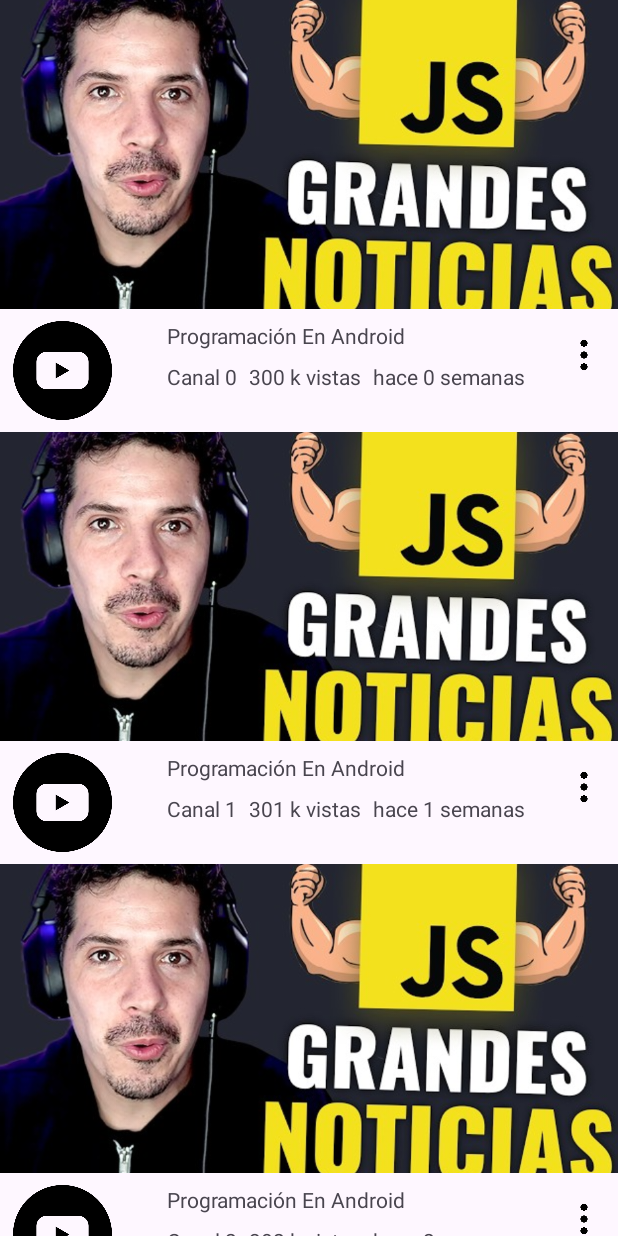
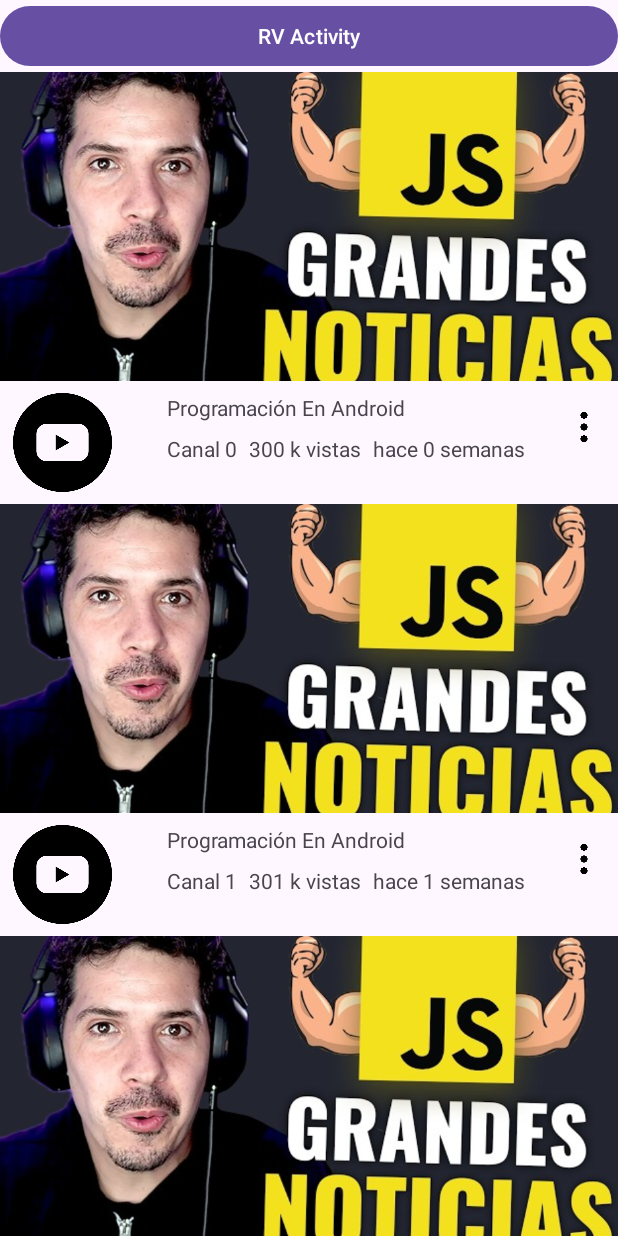
Before and after one commit to jmsb8888/YouTubeClone, an Android app: the screen it shows after launch (MainActivity), on a phone screen of 412 x 824 dp. Run offline under Robolectric (Android 15) with nearby library versions, the phone set to English and light mode, and no system bars.

Commit message:
feat: activity recicler view

```diff
--- a/app/src/main/AndroidManifest.xml
+++ b/app/src/main/AndroidManifest.xml
@@ -13,6 +13,9 @@
         android:theme="@style/Theme.CloneYoutube"
         tools:targetApi="31">
         <activity
+            android:name=".rv_activity.YouTubeRecyclerViewActivity"
+            android:exported="false" />
+        <activity
             android:name=".MainActivity"
             android:exported="true">
             <intent-filter>
--- a/app/src/main/java/com/task/cloneyoutube/MainActivity.kt
+++ b/app/src/main/java/com/task/cloneyoutube/MainActivity.kt
@@ -1,9 +1,12 @@
 package com.task.cloneyoutube
 
+import android.content.Intent
 import android.os.Bundle
+import android.widget.Button
 import android.widget.LinearLayout
 import android.widget.TextView
 import androidx.appcompat.app.AppCompatActivity
+import com.task.cloneyoutube.rv_activity.YouTubeRecyclerViewActivity
 
 class MainActivity : AppCompatActivity() {
     private lateinit var secuence_videos: LinearLayout
@@ -29,19 +32,20 @@ class MainActivity : AppCompatActivity() {
             val VideoView = layoutInflater.inflate(R.layout.home_youtube, null)
 
             val tvChanel: TextView = VideoView.findViewById(R.id.NameChanel)
-            tvChanel.text = vid.NameChanel
+            tvChanel.text = vid.NameVideo
 
             val tvQuantityVisits: TextView = VideoView.findViewById(R.id.QuantityVisits)
             tvQuantityVisits.text = vid.Visits
-
             val tvDate: TextView = VideoView.findViewById(R.id.DateCreate)
             tvDate.text = vid.DateCreation
-
             secuence_videos.addView(VideoView)
         }
     }
 
     private fun initViews() {
-        secuence_videos = findViewById(R.id.secuence_videos)
+        secuence_videos = findViewById(R.id.ll_videos)
+        findViewById<Button>(R.id.btn_home_youtube_rv).setOnClickListener {
+            startActivity(Intent(this, YouTubeRecyclerViewActivity::class.java))
+        }
     }
 }
--- a/app/src/main/java/com/task/cloneyoutube/NameChanel.kt
+++ b/app/src/main/java/com/task/cloneyoutube/NameChanel.kt
@@ -1,7 +1,7 @@
 package com.task.cloneyoutube
 
 data class NameChanel (
-    val NameChanel: String,
+    val NameVideo: String,
     val Visits: String,
     val DateCreation: String
 )
--- /dev/null
+++ b/app/src/main/java/com/task/cloneyoutube/rv_activity/homeviewmodel/HomeUIState.kt
@@ -0,0 +1,4 @@
+package com.task.cloneyoutube.rv_activity.homeviewmodel
+
+import androidx.annotation.DrawableRes
+import com.task.cloneyoutube.R
--- a/app/src/main/res/layout/activity_main.xml
+++ b/app/src/main/res/layout/activity_main.xml
@@ -7,16 +7,26 @@
     android:layout_height="match_parent"
     tools:context=".MainActivity">
 
+    <Button
+        android:id="@+id/btn_home_youtube_rv"
+        android:layout_width="0dp"
+        android:layout_height="wrap_content"
+        android:text="RV Activity"
+        app:layout_constraintEnd_toEndOf="parent"
+        app:layout_constraintStart_toStartOf="parent"
+        app:layout_constraintTop_toTopOf="parent" />
+
     <ScrollView
+        android:id="@+id/scrollViewData"
         android:layout_width="0dp"
         android:layout_height="0dp"
         app:layout_constraintBottom_toBottomOf="parent"
         app:layout_constraintEnd_toEndOf="parent"
         app:layout_constraintStart_toStartOf="parent"
-        app:layout_constraintTop_toTopOf="parent">
+        app:layout_constraintTop_toBottomOf="@+id/btn_home_youtube_rv">
 
         <LinearLayout
-            android:id="@+id/secuence_videos"
+            android:id="@+id/ll_videos"
             android:layout_width="match_parent"
             android:layout_height="wrap_content"
             android:orientation="vertical" />
```
Also changed, not shown: app/src/main/java/com/task/cloneyoutube/rv_activity/YouTubeRecyclerViewActivity.kt (added, +70 -0 lines), app/src/main/java/com/task/cloneyoutube/rv_activity/adapters/RVAdapterVideos.kt (added, +31 -0 lines), app/src/main/java/com/task/cloneyoutube/rv_activity/homeviewmodel/HomeViewModel.kt (added, +8 -0 lines), app/src/main/res/layout/activity_home_youtube_rv.xml (added, +44 -0 lines).
